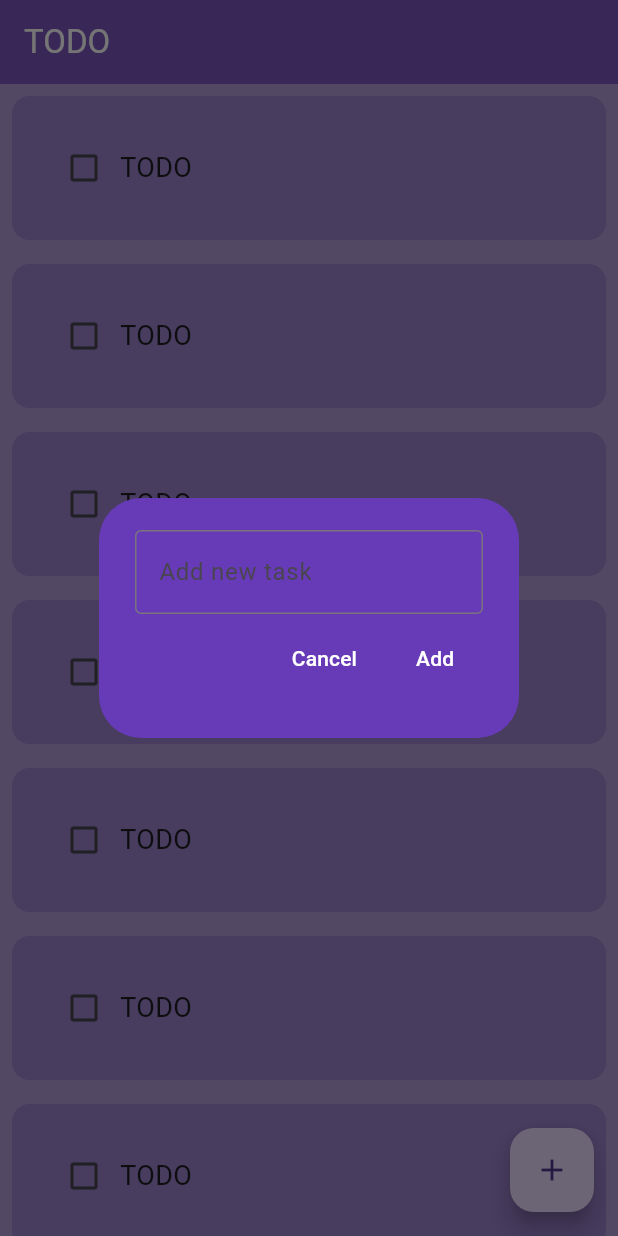
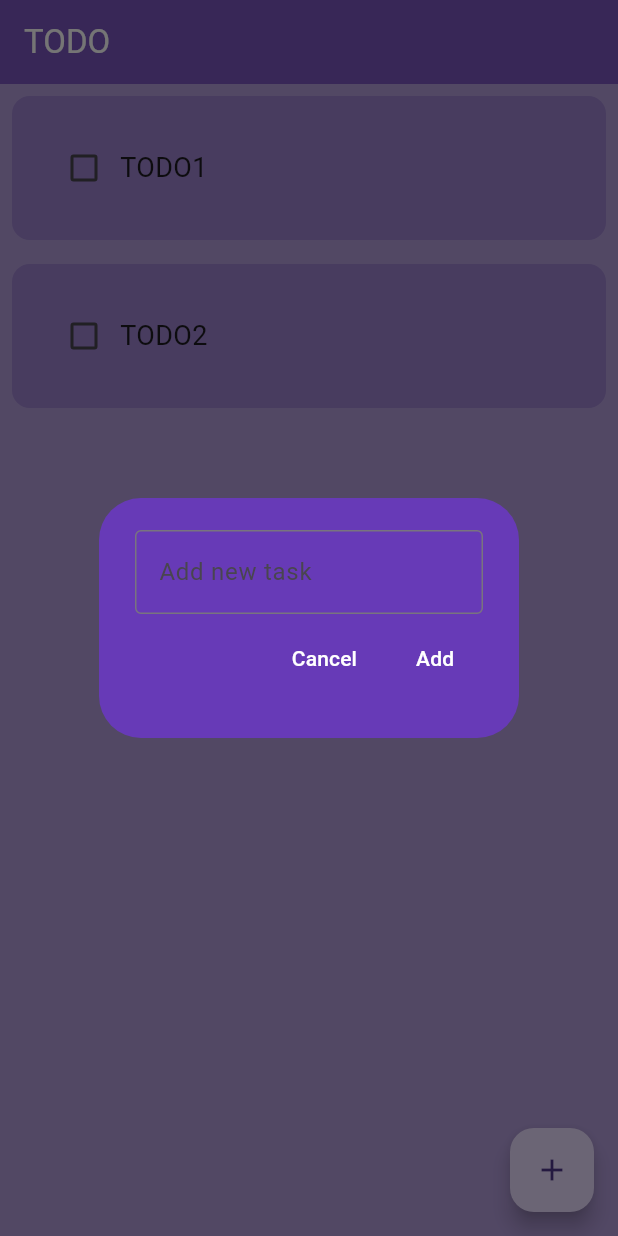
Before and after one commit to thingsdonebymansi/Flutter01, a Flutter app: the screen it shows after launch, after a tap on the "add" icon, on a phone screen of 412 x 824 dp. Run offline on Flutter 3.47's test engine with Material 3 defaults, Android fonts, the phone set to English and light mode, and no system bars; drawn by our look-alikes of flutter_slidable; our stand-ins replace hive_flutter; accounts and stored records are empty.

Commit message:
Added hive database

```diff
--- /dev/null
+++ b/lib/database/database.dart
@@ -0,0 +1,24 @@
+import 'package:hive_flutter/hive_flutter.dart';
+
+class TodoDataBase {
+  List TodoList = [];
+
+  final _myBox = Hive.box("mybox");
+
+  void createData() {
+    TodoList = [
+      ["TODO1", false],
+      ["TODO2", false],
+    ];
+  }
+
+  void loadData(){
+    TodoList = _myBox.get("TODOLIST");
+  }
+
+  void updateData(){
+    _myBox.put("TODOLIST", TodoList);
+  }
+
+
+}
--- a/lib/home_page.dart
+++ b/lib/home_page.dart
@@ -1,6 +1,8 @@
 import 'package:flutter/material.dart';
+import 'package:myapp/database/database.dart';
 import 'package:myapp/utils/dialog_box.dart';
 import 'package:myapp/utils/todo_item.dart';
+import 'package:hive_flutter/hive_flutter.dart';
 
 class MyHomePage extends StatefulWidget {
   const MyHomePage({super.key});
@@ -11,24 +13,44 @@ class MyHomePage extends StatefulWidget {
 
 class _MyHomePageState extends State<MyHomePage> {
   final _controller = TextEditingController();
+  final _myBox = Hive.box("mybox");
+  TodoDataBase db = TodoDataBase();
 
-  List TodoList = [
-    ["TODO", false],
-    ["TODO", false],
-    ["TODO", false],
-    ["TODO", false],
-    ["TODO", false],
-    ["TODO", false],
-    ["TODO", false],
-    ["TODO", false],
-    ["TODO", false],
-    ["TODO", false],
-  ];
+  @override
+  void initState() {
+    if (_myBox.get("TODOLIST") == null) {
+      db.createData();
+    } else {
+      db.loadData();
+    }
+    super.initState();
+  }
+
+  // List TodoList = [
+  //   ["TODO", false],
+  //   ["TODO", false],
+  //   ["TODO", false],
+  //   ["TODO", false],
+  //   ["TODO", false],
+  //   ["TODO", false],
+  //   ["TODO", false],
+  //   ["TODO", false],
+  //   ["TODO", false],
+  //   ["TODO", false],
+  // ];
+
+  void deleteTask(int index) {
+    setState(() {
+      db.TodoList.removeAt(index);
+    });
+    db.updateData();
+  }
 
   void checkBoxChanged(bool? value, int index) {
     setState(() {
-      TodoList[index][1] = !TodoList[index][1];
+      db.TodoList[index][1] = !db.TodoList[index][1];
     });
+    db.updateData();
   }
 
   void onChanged(bool? value) {
@@ -37,10 +59,11 @@ class _MyHomePageState extends State<MyHomePage> {
 
   void saveNewTask() {
     setState(() {
-      TodoList.add([_controller.text, false]);
+      db.TodoList.add([_controller.text, false]);
       _controller.clear();
       Navigator.of(context).pop();
     });
+    db.updateData();
   }
 
   void createNewTask() {
@@ -61,23 +84,24 @@ class _MyHomePageState extends State<MyHomePage> {
     return Scaffold(
       backgroundColor: Colors.deepPurple[200],
       appBar: AppBar(
-        title: Text("TODO", style: TextStyle(color: Colors.white)),
+        title: const Text("TODO", style: TextStyle(color: Colors.white)),
         backgroundColor: Colors.deepPurple[400],
         elevation: 10,
       ),
       floatingActionButton: FloatingActionButton(
         onPressed: createNewTask,
-        child: Icon(Icons.add),
+        child: const Icon(Icons.add),
       ),
       body: ListView.builder(
         itemBuilder: (context, index) {
           return TodoItem(
-            isChecked: TodoList[index][1],
-            todoText: TodoList[index][0],
+            isChecked: db.TodoList[index][1],
+            todoText: db.TodoList[index][0],
             onChanged: (value) => checkBoxChanged(value, index),
+            onPressed: (context) => deleteTask(index),
           );
         },
-        itemCount: TodoList.length,
+        itemCount: db.TodoList.length,
       ),
     );
   }
--- a/lib/main.dart
+++ b/lib/main.dart
@@ -1,7 +1,10 @@
 import 'package:flutter/material.dart';
 import 'package:myapp/home_page.dart';
+import 'package:hive_flutter/hive_flutter.dart';
 
-void main() {
+void main() async {
+  await Hive.initFlutter();
+  var box = await Hive.openBox("mybox");
   runApp(const MyApp());
 }
 
@@ -13,7 +16,7 @@ class MyApp extends StatelessWidget {
     return MaterialApp(
       home: MyHomePage(),
       debugShowCheckedModeBanner: false,
-      theme: ThemeData(primarySwatch: Colors.purple)
+      theme: ThemeData(primarySwatch: Colors.purple),
     );
   }
 }
--- a/lib/utils/todo_item.dart
+++ b/lib/utils/todo_item.dart
@@ -1,37 +1,59 @@
-
-
 import 'package:flutter/material.dart';
+import 'package:flutter_slidable/flutter_slidable.dart';
 
 class TodoItem extends StatelessWidget {
-
   final bool isChecked;
   final String todoText;
 
   final Function(bool?)? onChanged;
+  final Function(BuildContext)? onPressed;
 
-  TodoItem({super.key, required this.isChecked, required this.todoText, this.onChanged});
+  TodoItem({
+    super.key,
+    required this.isChecked,
+    required this.todoText,
+    this.onChanged,
+    required this.onPressed
+  });
 
   @override
   Widget build(BuildContext context) {
     return Padding(
       padding: const EdgeInsets.all(8.0),
+      child: Slidable(
+        endActionPane: ActionPane(
+          motion: const StretchMotion(),
+          children: [
+            SlidableAction(
+              onPressed: onPressed,
+              icon: Icons.delete,
+              backgroundColor: Colors.red,
+              borderRadius: BorderRadius.circular(12),
+            ),
+          ],
+        ),
         child: Container(
           padding: const EdgeInsets.all(24),
           decoration: BoxDecoration(
             color: const Color.fromARGB(148, 139, 110, 196),
-          borderRadius: BorderRadius.circular(12)
+            borderRadius: BorderRadius.circular(12),
           ),
-        child: Row(children: [
+          child: Row(
+            children: [
               Checkbox(value: isChecked, onChanged: onChanged),
-          Text(todoText,
+              Text(
+                todoText,
                 style: TextStyle(
-            decoration: isChecked ?
-            TextDecoration.lineThrough :
-            TextDecoration.none,
-            fontSize: 18
+                  decoration:
+                      isChecked
+                          ? TextDecoration.lineThrough
+                          : TextDecoration.none,
+                  fontSize: 18,
                 ),
-          )
-        ],),
+              ),
+            ],
+          ),
+        ),
       ),
     );
   }
--- a/pubspec.yaml
+++ b/pubspec.yaml
@@ -34,6 +34,9 @@ dependencies:
   # The following adds the Cupertino Icons font to your application.
   # Use with the CupertinoIcons class for iOS style icons.
   cupertino_icons: ^1.0.8
+  hive_flutter: ^1.1.0
+  hive: ^2.2.3
+  flutter_slidable: ^4.0.0
 
 dev_dependencies:
   flutter_test:
@@ -45,6 +48,8 @@ dev_dependencies:
   # package. See that file for information about deactivating specific lint
   # rules and activating additional ones.
   flutter_lints: ^5.0.0
+  hive_generator: ^2.0.1
+  build_runner: ^2.4.15
 
 # For information on the generic Dart part of this file, see the
 # following page: https://dart.dev/tools/pub/pubspec
```
Also changed, not shown: pubspec.lock. Lines whose indentation alone changed are shown as unchanged.
